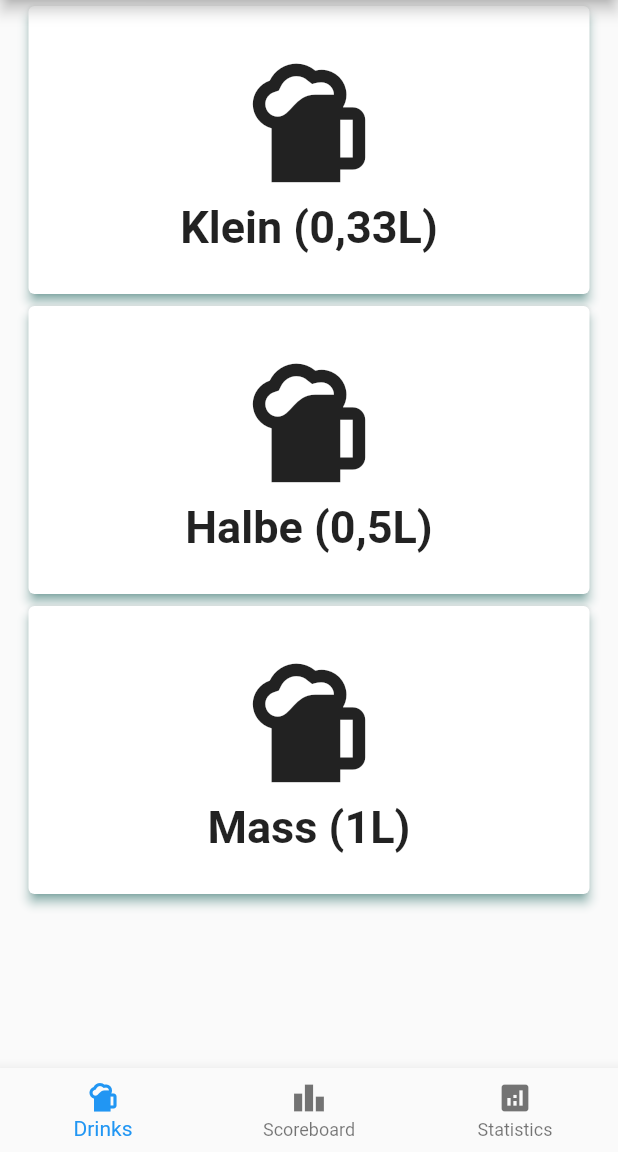
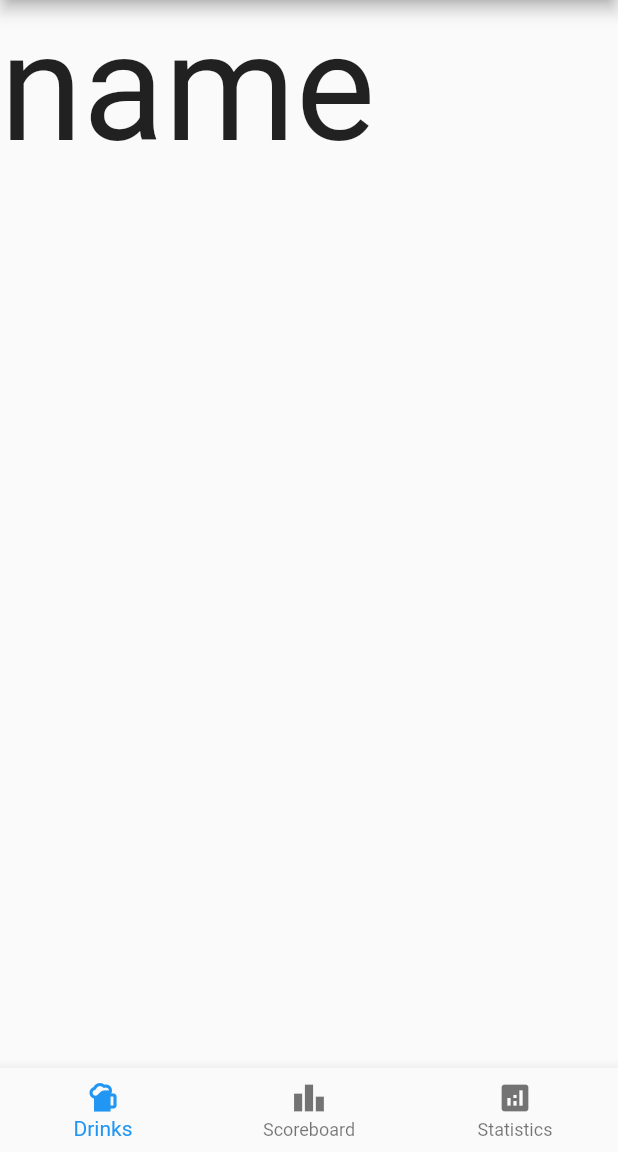
Before and after one commit to Blauben/competitive_sauf_tracker, a Flutter app: the screen it shows after launch, after a tap on "Bier", on a phone screen of 412 x 824 dp, the part 84-1236 px from its top. Run offline on Flutter 3.47's test engine with Material 2 defaults, Android fonts, the phone set to English and light mode, and no system bars; our stand-ins replace bloc, flutter_bloc, sqflite; accounts and stored records are empty.

Commit message:
Fixed Database Temp. & Added DrinklistCubit

```diff
--- a/lib/main.dart
+++ b/lib/main.dart
@@ -1,9 +1,11 @@
 import 'package:flutter/material.dart';
-import 'package:sauf_tracker/main_features/drink_selector/body/drink_selector.dart';
+import 'package:sauf_tracker/main_features/drink_selector/body/drink_category_selector.dart';
+import 'package:sauf_tracker/util_features/offlineDatabase/domain/repository/db_opt.dart';
 
 import 'main_features/settings_drawer/widgets/settings_drawer.dart';
 
 void main() async {
+  DBOptRepo.resetDatabase();
   runApp(const MyApp());
 }
 
@@ -67,7 +69,7 @@ class _MainScreenState extends State<MainScreen> {
   int currentIndex = 0;
 
   final List<Widget> _pages = <Widget>[
-    const DrinkSelectorBody(),
+    const DrinkCategorySelectorBody(),
     const Test(),
     const Test(),
   ];
--- /dev/null
+++ b/lib/main_features/drink_selector/body/drink_category_selector.dart
@@ -0,0 +1,117 @@
+import 'package:flutter/material.dart';
+import 'package:sauf_tracker/main_features/drink_selector/body/drink_selector.dart';
+import 'package:sauf_tracker/main_features/drink_selector/widgets/drink_selector_item.dart';
+import 'package:sauf_tracker/util_features/custom_icons/domain/model/custom_icons.dart';
+import 'package:sauf_tracker/util_features/offlineDatabase/domain/models/drinks.dart';
+
+import '../../../main.dart';
+import '../../selectors/beer/body/beer_selector.dart';
+
+class DrinkCategorySelectorBody extends StatefulWidget {
+  const DrinkCategorySelectorBody({Key? key}) : super(key: key);
+
+  @override
+  State<DrinkCategorySelectorBody> createState() => _DrinkCategorySelectorBodyState();
+}
+
+class _DrinkCategorySelectorBodyState extends State<DrinkCategorySelectorBody> {
+  int currentIndex = 0;
+  late List<Widget> drinkSelectorBodies;
+
+  @override
+  void initState() {
+    drinkSelectorBodies = [
+      _MainDrinkSelector(showBody: _showBody),
+      const DrinkSelectorBody(drinkCategory: DrinkCategory.beer),
+      const Test(),
+      const Test(),
+      const Test(),
+      const Test(),
+      const Test(),
+      const Test()
+    ];
+    super.initState();
+  }
+
+  @override
+  Widget build(BuildContext context) {
+    return WillPopScope(
+      child: drinkSelectorBodies[currentIndex],
+      onWillPop: () async {
+        setState(() {
+          currentIndex = 0;
+        });
+        return false;
+      },
+    );
+  }
+
+  void _showBody(int index) {
+    setState(() {
+      currentIndex = index;
+    });
+  }
+}
+
+class _MainDrinkSelector extends StatelessWidget {
+  final Function(int) showBody;
+
+  const _MainDrinkSelector({Key? key, required this.showBody})
+      : super(key: key);
+
+  @override
+  Widget build(BuildContext context) {
+    return ListView(
+      children: [
+        _buildCardItem(
+            title: "Bier",
+            icon: const Icon(
+              Icons.sports_bar,
+              size: 100,
+            ),
+            index: 1),
+        _buildCardItem(
+            title: "Wein",
+            icon: const Icon(
+              Icons.wine_bar,
+              size: 100,
+            ),
+            index: 2),
+        _buildCardItem(
+            title: "Whisky",
+            icon: const Icon(
+              CustomIcons.whiskey,
+              size: 90,
+            ),
+            index: 3),
+        _buildCardItem(
+            title: "Shot",
+            icon: const Icon(
+              CustomIcons.tequila,
+              size: 90,
+            ),
+            index: 4),
+        _buildCardItem(
+            title: "Cocktail",
+            icon: const Icon(
+              CustomIcons.cocktail,
+              size: 100,
+            ),
+            index: 5)
+      ],
+    );
+  }
+
+  Container _buildCardItem(
+      {required String title, required Icon icon, required int index}) {
+    return Container(
+      margin: const EdgeInsets.only(left: 15, right: 15),
+      height: 200,
+      child: DrinkCategorySelectorItem(
+        title: title,
+        icon: icon,
+        onPressed: () => showBody(index),
+      ),
+    );
+  }
+}
--- a/lib/main_features/drink_selector/body/drink_selector.dart
+++ b/lib/main_features/drink_selector/body/drink_selector.dart
@@ -1,115 +1,55 @@
 import 'package:flutter/material.dart';
+import 'package:flutter_bloc/flutter_bloc.dart';
+import 'package:sauf_tracker/main_features/drink_selector/providers/drink_list_cubit.dart';
 import 'package:sauf_tracker/main_features/drink_selector/widgets/drink_selector_item.dart';
-import 'package:sauf_tracker/util_features/custom_icons/domain/model/custom_icons.dart';
-
-import '../../../main.dart';
-import '../../selectors/beer/body/beer_selector.dart';
+import 'package:sauf_tracker/util_features/offlineDatabase/domain/models/drinks.dart';
 
 class DrinkSelectorBody extends StatefulWidget {
-  const DrinkSelectorBody({Key? key}) : super(key: key);
+  final DrinkCategory drinkCategory;
+  const DrinkSelectorBody({Key? key, required this.drinkCategory}) : super(key: key);
 
   @override
   State<DrinkSelectorBody> createState() => _DrinkSelectorBodyState();
 }
 
 class _DrinkSelectorBodyState extends State<DrinkSelectorBody> {
-  int currentIndex = 0;
-  late List<Widget> drinkSelectorBodies;
+  @override
+  Widget build(BuildContext context) {
+    return _DrinkSelectorListView(drinkCategory: widget.drinkCategory, drinkListCubit: DrinkListCubit(),);
+  }
+}
 
-  @override
-  void initState() {
-    drinkSelectorBodies = [
-      _MainDrinkSelector(showBody: _showBody),
-      const BeerSelectorBody(),
-      Test(),
-      Test(),
-      Test(),
-      Test(),
-      Test(),
-      Test()
-    ];
-    super.initState();
-  }
+
+class _DrinkSelectorListView extends StatelessWidget {
+  final DrinkCategory drinkCategory;
+  final DrinkListCubit drinkListCubit;
+  const _DrinkSelectorListView({Key? key, required this.drinkCategory, required this.drinkListCubit}) : super(key: key);
 
   @override
   Widget build(BuildContext context) {
-    return WillPopScope(
-      child: drinkSelectorBodies[currentIndex],
-      onWillPop: () async {
-        setState(() {
-          currentIndex = 0;
-        });
-        return false;
+    return BlocBuilder<DrinkListCubit, DrinkListState>(
+      bloc: drinkListCubit..loadDrinks(),
+      builder: (context, state) {
+        if(state.getDrinkByCategory(drinkCategory.index+1).isEmpty) {
+          return const Center(
+            child: CircularProgressIndicator(
+
+            ),
+          );
+        }
+
+        else {
+          return ListView.builder(
+            itemCount: state.getDrinkByCategory(drinkCategory.index+1).length,
+            itemBuilder: (context, index) {
+              return DrinkSelectorItem(drink: state.getDrinkByCategory(drinkCategory.index+1)[index]);
+            },
+          );
+        }
+
+
       },
-    );
-  }
 
-  void _showBody(int index) {
-    setState(() {
-      currentIndex = index;
-    });
-  }
-}
-
-class _MainDrinkSelector extends StatelessWidget {
-  final Function(int) showBody;
-
-  const _MainDrinkSelector({Key? key, required this.showBody})
-      : super(key: key);
-
-  @override
-  Widget build(BuildContext context) {
-    return ListView(
-      children: [
-        _buildCardItem(
-            title: "Bier",
-            icon: const Icon(
-              Icons.sports_bar,
-              size: 100,
-            ),
-            index: 1),
-        _buildCardItem(
-            title: "Wein",
-            icon: const Icon(
-              Icons.wine_bar,
-              size: 100,
-            ),
-            index: 2),
-        _buildCardItem(
-            title: "Whisky",
-            icon: const Icon(
-              CustomIcons.whiskey,
-              size: 90,
-            ),
-            index: 3),
-        _buildCardItem(
-            title: "Shot",
-            icon: const Icon(
-              CustomIcons.tequila,
-              size: 90,
-            ),
-            index: 4),
-        _buildCardItem(
-            title: "Cocktail",
-            icon: const Icon(
-              CustomIcons.cocktail,
-              size: 100,
-            ),
-            index: 5)
-      ],
-    );
-  }
-
-  Container _buildCardItem(
-      {required String title, required Icon icon, required int index}) {
-    return Container(
-      margin: const EdgeInsets.only(left: 15, right: 15),
-      height: 200,
-      child: DrinkSelectorItem(
-        title: title,
-        icon: icon,
-        onPressed: () => showBody(index),
-      ),
     );
   }
 }
--- /dev/null
+++ b/lib/main_features/drink_selector/providers/drink_list_cubit.dart
@@ -0,0 +1,17 @@
+import 'package:bloc/bloc.dart';
+import 'package:meta/meta.dart';
+import 'package:sauf_tracker/util_features/cache/repository/cache.dart';
+import 'package:sauf_tracker/util_features/offlineDatabase/domain/models/drinks.dart';
+
+part 'drink_list_state.dart';
+
+class DrinkListCubit extends Cubit<DrinkListState> {
+  DrinkListCubit() : super(DrinkListInitial());
+
+  void loadDrinks() async {
+    List<Drink> drinks = await Cache.fetchDrinks();
+    print(drinks);
+    emit(DrinkListLoaded(drinks: drinks));
+  }
+
+}
--- /dev/null
+++ b/lib/main_features/drink_selector/providers/drink_list_state.dart
@@ -0,0 +1,39 @@
+part of 'drink_list_cubit.dart';
+
+@immutable
+abstract class DrinkListState {
+
+  List<Drink> getDrinks() {
+    return [];
+  }
+
+  List<Drink> getDrinkByCategory(int cat) {
+    return [];
+  }
+
+
+}
+
+class DrinkListInitial extends DrinkListState {}
+
+
+class DrinkListLoaded extends DrinkListState {
+
+
+  List<Drink> drinks;
+  DrinkListLoaded({required this.drinks});
+
+
+  @override
+  List<Drink> getDrinks() {
+    return drinks;
+  }
+  @override
+  List<Drink> getDrinkByCategory(int cat) {
+    return drinks.where((element) => element.category == cat).toList();
+  }
+
+
+
+
+}
--- a/lib/main_features/drink_selector/widgets/drink_selector_item.dart
+++ b/lib/main_features/drink_selector/widgets/drink_selector_item.dart
@@ -1,10 +1,11 @@
 import 'package:flutter/material.dart';
+import 'package:sauf_tracker/util_features/offlineDatabase/domain/models/drinks.dart';
 
-class DrinkSelectorItem extends StatelessWidget {
+class DrinkCategorySelectorItem extends StatelessWidget {
   String title;
   Icon icon;
   void Function() onPressed;
-  DrinkSelectorItem({Key? key, required this.title, required this.icon, required this.onPressed}) : super(key: key);
+  DrinkCategorySelectorItem({Key? key, required this.title, required this.icon, required this.onPressed}) : super(key: key);
 
   @override
   Widget build(BuildContext context) {
@@ -14,12 +15,12 @@ class DrinkSelectorItem extends StatelessWidget {
       child: InkWell(
         onTap: onPressed,
         child: Container(
-          margin: EdgeInsets.only(top: 30),
+          margin: const EdgeInsets.only(top: 30),
           child: Column(
 
             children: [
               icon,
-              Text(title, style: TextStyle(fontSize: 30, fontWeight: FontWeight.bold),)
+              Text(title, style: const TextStyle(fontSize: 30, fontWeight: FontWeight.bold),)
             ],
           ),
         ),
@@ -27,3 +28,19 @@ class DrinkSelectorItem extends StatelessWidget {
     );
   }
 }
+
+
+
+class DrinkSelectorItem extends StatefulWidget {
+  final Drink drink;
+  const DrinkSelectorItem({Key? key, required this.drink}) : super(key: key);
+  @override
+  State<DrinkSelectorItem> createState() => _DrinkSelectorItemState();
+}
+
+class _DrinkSelectorItemState extends State<DrinkSelectorItem> {
+  @override
+  Widget build(BuildContext context) {
+    return Text(widget.drink.name, style: TextStyle(fontSize: 100),);
+  }
+}
--- a/lib/main_features/scaffold/screens/main_scaffold.dart
+++ b/lib/main_features/scaffold/screens/main_scaffold.dart
@@ -1,5 +1,5 @@
 import 'package:flutter/material.dart';
-import 'package:sauf_tracker/main_features/drink_selector/body/drink_selector.dart';
+import 'package:sauf_tracker/main_features/drink_selector/body/drink_category_selector.dart';
 
 import '../../../main.dart';
 /*
@@ -28,7 +28,7 @@ class _MainScaffoldState extends State<MainScaffold> {
   }
 
   final List<Widget> _pages = <Widget>[
-    const DrinkSelectorBody(),
+    const DrinkCategorySelectorBody(),
     const Test(),
     const Test()
   ];
--- a/lib/main_features/selectors/beer/body/beer_selector.dart
+++ b/lib/main_features/selectors/beer/body/beer_selector.dart
@@ -15,20 +15,20 @@ class BeerSelectorBody extends StatelessWidget {
         Container(
           margin: EdgeInsets.only(left: 15, right: 15),
           height: 200,
-          child: DrinkSelectorItem(title: "Klein (0,33L)", icon: Icon(Icons.sports_bar, size: 100), onPressed: () => {Navigator.pop(context)},),
+          child: DrinkCategorySelectorItem(title: "Klein (0,33L)", icon: Icon(Icons.sports_bar, size: 100), onPressed: () => {Navigator.pop(context)},),
 
         ),
         Container(
           margin: EdgeInsets.only(left: 15, right: 15),
           height: 200,
-          child: DrinkSelectorItem(title: "Halbe (0,5L)", icon: Icon(Icons.sports_bar, size: 100), onPressed: () => {},),
+          child: DrinkCategorySelectorItem(title: "Halbe (0,5L)", icon: Icon(Icons.sports_bar, size: 100), onPressed: () => {},),
 
         ),
 
         Container(
           margin: EdgeInsets.only(left: 15, right: 15),
           height: 200,
-          child: DrinkSelectorItem(title: "Mass (1L)", icon: Icon(Icons.sports_bar, size: 100), onPressed: () => {},),
+          child: DrinkCategorySelectorItem(title: "Mass (1L)", icon: Icon(Icons.sports_bar, size: 100), onPressed: () => {},),
 
         ),
       ],
--- a/lib/util_features/cache/repository/cache.dart
+++ b/lib/util_features/cache/repository/cache.dart
@@ -9,7 +9,12 @@ class Cache {
     if (_drinks != null) {
       return _drinks!;
     }
-    return await _fetchFromDB();
+    DBOptRepo.insertDrink(Drink(id: 1, name: "name", percentage: 12, volume: 12, category: 1));
+
+    _drinks =  await _fetchFromDB();
+
+
+    return _drinks!;
   }
 
   static void reloadCache() {
--- a/lib/util_features/offlineDatabase/domain/models/drinks.dart
+++ b/lib/util_features/offlineDatabase/domain/models/drinks.dart
@@ -1,4 +1,9 @@
 import 'package:flutter/material.dart';
+
+enum DrinkCategory {
+  beer,wine
+}
+
 
 class Drink {
   int id;
@@ -36,7 +41,7 @@ class Drink {
     switch (json["iconType"]) {
       case "flutter":
         drink.flutterIcon =
-            Icon(IconData(json["icon"], fontFamily: 'MaterialIcons'));
+            Icon(IconData(int.parse(json["icon"]), fontFamily: 'MaterialIcons'));
         break;
       case "image":
         drink.image = Image.asset(json["icon"]);
@@ -58,7 +63,7 @@ class Drink {
     switch (iconType) {
       case "flutter":
         IconData? data = flutterIcon!.icon;
-        map["icon"] = data != null ? data.codePoint : 0xf04b6;
+        map["icon"] =( data != null ? data.codePoint : 0xf04b6).toString();
         break;
       case "image":
         map["icon"] = imagePath!;
--- a/pubspec.yaml
+++ b/pubspec.yaml
@@ -41,6 +41,7 @@ dependencies:
   logging: ^1.1.0
   intl: ^0.17.0
   sqflite: ^2.2.2
+  bloc: ^8.0.0
   path:
 
 dev_dependencies:
```
Also changed, not shown: pubspec.lock.
